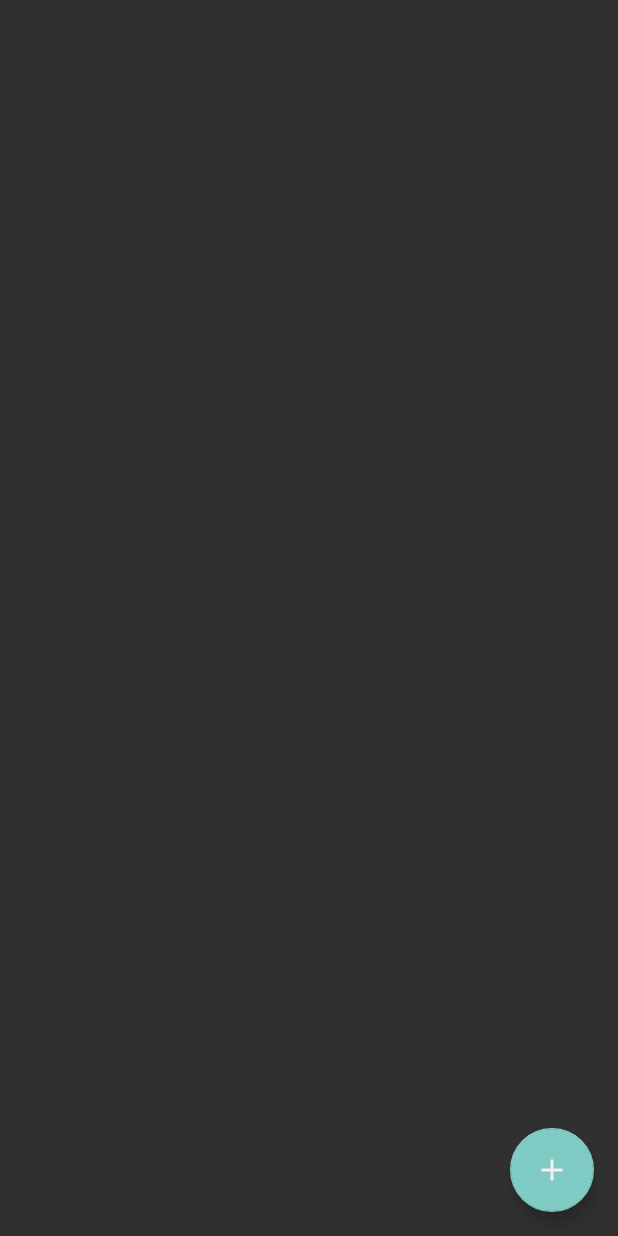
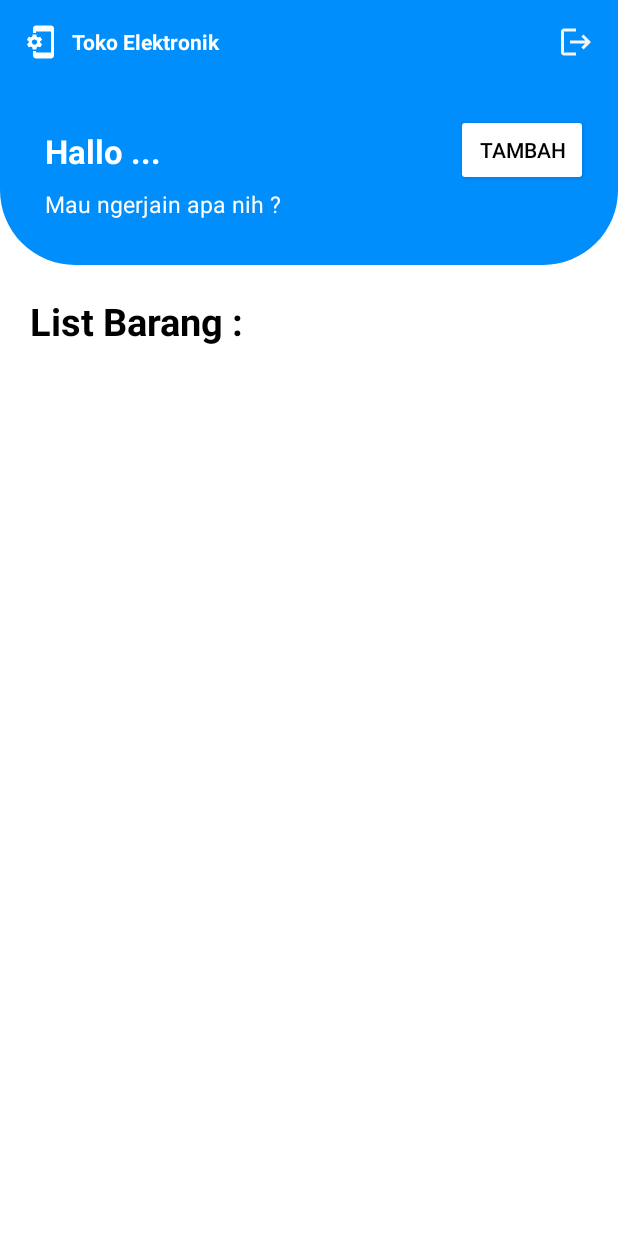
Before and after one commit to akbr11/PAB_TOKO_ELEKTRONIK, an Android app: the MainActivity screen opened directly, with no data from a screen before it, on a phone screen of 412 x 824 dp. Run offline under Robolectric (Android 15) with nearby library versions, the phone set to English and light mode, and no system bars.

Commit message:
maintain UI

```diff
--- a/app/src/main/AndroidManifest.xml
+++ b/app/src/main/AndroidManifest.xml
@@ -9,7 +9,7 @@
         android:label="@string/app_name"
         android:roundIcon="@drawable/baseline_phonelink_setup_24"
         android:supportsRtl="true"
-        android:theme="@style/Theme.AppCompat.NoActionBar"
+        android:theme="@style/Theme.AppCompat.Light.NoActionBar"
         tools:targetApi="31">
         <activity
             android:name=".UpdateActivity"
--- a/app/src/main/java/com/example/pab_toko_elektronik/MainActivity.java
+++ b/app/src/main/java/com/example/pab_toko_elektronik/MainActivity.java
@@ -12,6 +12,8 @@ import android.view.Menu;
 import android.view.View;
 import android.widget.AdapterView;
 import android.widget.ArrayAdapter;
+import android.widget.Button;
+import android.widget.ImageView;
 import android.widget.ListView;
 import android.widget.Toast;
 
@@ -30,7 +32,7 @@ public class MainActivity extends AppCompatActivity {
     protected void onCreate(Bundle savedInstanceState) {
         super.onCreate(savedInstanceState);
         setContentView(R.layout.activity_main);
-        FloatingActionButton fab = findViewById(R.id.fab);
+        Button fab = findViewById(R.id.fab);
         fab.setOnClickListener(new View.OnClickListener() {
             @Override
             public void onClick(View view) {
@@ -41,6 +43,16 @@ public class MainActivity extends AppCompatActivity {
         ma = this;
         dataHelper = new DataHelper(this);
         RefreshList();
+
+        ImageView btnlogout = findViewById(R.id.logout);
+        btnlogout.setOnClickListener(new View.OnClickListener() {
+            @Override
+            public void onClick(View view) {
+                Toast.makeText(getApplicationContext(), "Logout berhasil", Toast.LENGTH_SHORT).show();
+                Intent logout = new Intent(MainActivity.this, LoginActivity.class);
+                startActivity(logout);
+            }
+        });
     }
 
     public void RefreshList() {
--- a/app/src/main/res/drawable/add.xml
+++ b/app/src/main/res/drawable/add.xml
@@ -1,4 +1,4 @@
-<vector android:height="24dp" android:tint="#F5EFEF"
+<vector android:height="24dp" android:tint="#FFFFFF"
     android:viewportHeight="24" android:viewportWidth="24"
     android:width="24dp" xmlns:android="http://schemas.android.com/apk/res/android">
     <path android:fillColor="@android:color/white" android:pathData="M19,13h-6v6h-2v-6H5v-2h6V5h2v6h6v2z"/>
--- a/app/src/main/res/drawable/baseline_phonelink_setup_24.xml
+++ b/app/src/main/res/drawable/baseline_phonelink_setup_24.xml
@@ -1,4 +1,4 @@
-<vector android:height="24dp" android:tint="#B41A1A"
+<vector android:height="24dp" android:tint="#ffffff"
     android:viewportHeight="24" android:viewportWidth="24"
     android:width="24dp" xmlns:android="http://schemas.android.com/apk/res/android">
     <path android:fillColor="@android:color/white" android:pathData="M10.82,12.49c0.02,-0.16 0.04,-0.32 0.04,-0.49 0,-0.17 -0.02,-0.33 -0.04,-0.49l1.08,-0.82c0.1,-0.07 0.12,-0.21 0.06,-0.32l-1.03,-1.73c-0.06,-0.11 -0.2,-0.15 -0.31,-0.11l-1.28,0.5c-0.27,-0.2 -0.56,-0.36 -0.87,-0.49l-0.2,-1.33c0,-0.12 -0.11,-0.21 -0.24,-0.21H5.98c-0.13,0 -0.24,0.09 -0.26,0.21l-0.2,1.32c-0.31,0.12 -0.6,0.3 -0.87,0.49l-1.28,-0.5c-0.12,-0.05 -0.25,0 -0.31,0.11l-1.03,1.73c-0.06,0.12 -0.03,0.25 0.07,0.33l1.08,0.82c-0.02,0.16 -0.03,0.33 -0.03,0.49 0,0.17 0.02,0.33 0.04,0.49l-1.09,0.83c-0.1,0.07 -0.12,0.21 -0.06,0.32l1.03,1.73c0.06,0.11 0.2,0.15 0.31,0.11l1.28,-0.5c0.27,0.2 0.56,0.36 0.87,0.49l0.2,1.32c0.01,0.12 0.12,0.21 0.25,0.21h2.06c0.13,0 0.24,-0.09 0.25,-0.21l0.2,-1.32c0.31,-0.12 0.6,-0.3 0.87,-0.49l1.28,0.5c0.12,0.05 0.25,0 0.31,-0.11l1.03,-1.73c0.06,-0.11 0.04,-0.24 -0.06,-0.32l-1.1,-0.83zM7,13.75c-0.99,0 -1.8,-0.78 -1.8,-1.75s0.81,-1.75 1.8,-1.75 1.8,0.78 1.8,1.75S8,13.75 7,13.75zM18,1.01L8,1c-1.1,0 -2,0.9 -2,2v3h2V5h10v14H8v-1H6v3c0,1.1 0.9,2 2,2h10c1.1,0 2,-0.9 2,-2V3c0,-1.1 -0.9,-1.99 -2,-1.99z"/>
--- /dev/null
+++ b/app/src/main/res/drawable/logout.xml
@@ -0,0 +1,5 @@
+<vector android:autoMirrored="true" android:height="24dp"
+    android:tint="#F5F5F5" android:viewportHeight="24"
+    android:viewportWidth="24" android:width="24dp" xmlns:android="http://schemas.android.com/apk/res/android">
+    <path android:fillColor="@android:color/white" android:pathData="M17,7l-1.41,1.41L18.17,11H8v2h10.17l-2.58,2.58L17,17l5,-5zM4,5h8V3H4c-1.1,0 -2,0.9 -2,2v14c0,1.1 0.9,2 2,2h8v-2H4V5z"/>
+</vector>
--- /dev/null
+++ b/app/src/main/res/drawable/rounded_backgrounde.xml
@@ -0,0 +1,5 @@
+<?xml version="1.0" encoding="utf-8"?>
+<shape xmlns:android="http://schemas.android.com/apk/res/android">
+    <solid android:color="#018EFD"/>
+    <corners android:bottomLeftRadius="50dp" android:bottomRightRadius="50dp"/>
+</shape>
--- a/app/src/main/res/layout/activity_detail.xml
+++ b/app/src/main/res/layout/activity_detail.xml
@@ -16,7 +16,6 @@
         android:layout_width="wrap_content"
         android:layout_height="wrap_content"
         android:textSize="20sp"
-
         android:textStyle="bold"/>
 
     <TextView
@@ -24,7 +23,6 @@
         android:layout_width="wrap_content"
         android:layout_height="wrap_content"
         android:textSize="20sp"
-
         android:textStyle="bold"/>
 
 </LinearLayout>
--- a/app/src/main/res/layout/activity_login.xml
+++ b/app/src/main/res/layout/activity_login.xml
@@ -38,6 +38,7 @@
         android:padding="15dp"
         android:inputType="textEmailAddress"
         android:layout_above="@id/et_password"
+        android:textColorHint="@color/black"
         android:textSize="15sp"
         android:background="@drawable/et_custom"/>
 
@@ -53,14 +54,15 @@
         android:inputType="textPassword"
         android:layout_centerInParent="true"
         android:textSize="15sp"
-        android:background="@drawable/et_custom"/>
+        android:background="@drawable/et_custom"
+        android:textColorHint="@color/black"/>
 
     <Button
         android:id="@+id/btn_login"
         android:layout_width="match_parent"
-        android:layout_height="wrap_content"
+        android:layout_height="50dp"
         android:layout_below="@id/et_password"
-        android:backgroundTint="@color/design_default_color_secondary"
+        android:backgroundTint="@color/blue"
         android:layout_marginLeft="20dp"
         android:layout_marginRight="20dp"
         android:layout_marginTop="15dp"
--- a/app/src/main/res/layout/activity_main.xml
+++ b/app/src/main/res/layout/activity_main.xml
@@ -1,25 +1,140 @@
 <?xml version="1.0" encoding="utf-8"?>
-<RelativeLayout
+<LinearLayout
     xmlns:android="http://schemas.android.com/apk/res/android"
     xmlns:app="http://schemas.android.com/apk/res-auto"
     xmlns:tools="http://schemas.android.com/tools"
     android:layout_width="match_parent"
     android:layout_height="match_parent"
+    android:orientation="vertical"
+    android:background="@color/white"
     tools:context=".MainActivity">
-    <ListView
-        android:id="@+id/listView"
+    <LinearLayout
         android:layout_width="match_parent"
         android:layout_height="wrap_content"
-        android:layout_alignParentRight="true">
-
-    </ListView>
-    <com.google.android.material.floatingactionbutton.FloatingActionButton
-        android:id="@+id/fab"
-        android:layout_width="wrap_content"
+        android:orientation="horizontal"
+        android:background="@color/blue">
+        <LinearLayout
+            android:layout_width="match_parent"
+            android:layout_height="wrap_content"
+            android:weightSum="3"
+            android:orientation="horizontal">
+            <LinearLayout
+                android:layout_width="0dp"
+                android:layout_height="wrap_content"
+                android:layout_marginStart="16dp"
+                android:layout_gravity="center_vertical"
+                android:layout_weight="2">
+                <LinearLayout
+                    android:id="@+id/icon"
+                    android:layout_width="match_parent"
+                    android:layout_height="wrap_content"
+                    android:orientation="horizontal">
+                    <ImageView
+                        android:layout_width="24dp"
+                        android:layout_height="wrap_content"
+                        android:adjustViewBounds="true"
+                        android:layout_gravity="center_vertical"
+                        android:layout_marginRight="8dp"
+                        android:src="@drawable/baseline_phonelink_setup_24"/>
+                    <TextView
+                        android:layout_width="144dp"
+                        android:layout_height="wrap_content"
+                        android:adjustViewBounds="true"
+                        android:layout_gravity="center_vertical"
+                        android:layout_marginRight="8dp"
+                        android:textStyle="bold"
+                        android:textColor="@color/white"
+                        android:text="Toko Elektronik"/>
+                </LinearLayout>
+            </LinearLayout>
+            <LinearLayout
+                android:layout_width="0dp"
+                android:layout_height="wrap_content"
+                android:orientation="horizontal"
+                android:gravity="end"
+                android:layout_weight="1">
+                <LinearLayout
+                    android:layout_width="24dp"
+                    android:layout_height="24dp"
+                    android:layout_marginTop="16dp"
+                    android:layout_marginBottom="16dp"
+                    android:orientation="vertical"
+                    android:layout_marginEnd="16dp">
+                    <androidx.coordinatorlayout.widget.CoordinatorLayout
+                        android:layout_width="match_parent"
+                        android:layout_height="match_parent">
+                        <ImageView
+                            android:id="@+id/logout"
+                            android:layout_width="24dp"
+                            android:layout_height="24dp"
+                            android:src="@drawable/logout"/>
+                    </androidx.coordinatorlayout.widget.CoordinatorLayout>
+                </LinearLayout>
+            </LinearLayout>
+        </LinearLayout>
+    </LinearLayout>
+    <LinearLayout
+        android:orientation="vertical"
+        android:padding="20dp"
+        android:background="@drawable/rounded_backgrounde"
+        android:layout_width="match_parent"
+        android:layout_height="wrap_content">
+        <LinearLayout
+            android:orientation="horizontal"
+            android:layout_width="match_parent"
+            android:layout_height="wrap_content">
+            <LinearLayout
+                android:layout_width="match_parent"
+                android:layout_height="wrap_content"
+                android:orientation="vertical"
+                android:padding="10dp"
+                android:layout_weight="1">
+                <TextView
+                    android:textStyle="bold"
+                    android:textColor="#ffffff"
+                    android:textSize="22dp"
+                    android:text="Hallo ..."
+                    android:layout_width="match_parent"
+                    android:layout_height="wrap_content"/>
+                <TextView
+                    android:layout_marginTop="10dp"
+                    android:textSize="15dp"
+                    android:textColor="#ffffff"
+                    android:text="Mau ngerjain apa nih ?"
+                    android:layout_width="match_parent"
+                    android:layout_height="wrap_content"/>
+            </LinearLayout>
+            <Button
+                android:id="@+id/fab"
+                android:layout_width="wrap_content"
+                android:layout_height="wrap_content"
+                android:backgroundTint="@color/white"
+                android:text="Tambah"
+                android:textColor="@color/black"/>
+        </LinearLayout>
+    </LinearLayout>
+    <LinearLayout
+        android:layout_width="match_parent"
         android:layout_height="wrap_content"
-        android:layout_alignParentBottom="true"
-        android:layout_margin="16dp"
-        android:src="@drawable/add"
-        android:layout_alignParentRight="true"/>
-
-</RelativeLayout>
+        android:padding="20dp"
+        android:orientation="vertical">
+        <TextView
+            android:layout_width="match_parent"
+            android:layout_height="wrap_content"
+            android:text="List Barang :"
+            android:textStyle="bold"
+            android:textSize="25dp"
+            android:textColor="@color/black"/>
+    </LinearLayout>
+    <LinearLayout
+        android:layout_width="match_parent"
+        android:layout_height="wrap_content"
+        android:padding="20dp">
+        <ListView
+            android:id="@+id/listView"
+            android:layout_width="match_parent"
+            android:layout_height="wrap_content"
+            android:layout_alignParentRight="true">
+        </ListView>
+    </LinearLayout>
+</LinearLayout>
--- a/app/src/main/res/values/colors.xml
+++ b/app/src/main/res/values/colors.xml
@@ -1,5 +1,6 @@
 <?xml version="1.0" encoding="utf-8"?>
 <resources>
+    <color name="blue">#018EFD</color>
     <color name="purple_200">#FFBB86FC</color>
     <color name="purple_500">#FF6200EE</color>
     <color name="purple_700">#FF3700B3</color>
```
